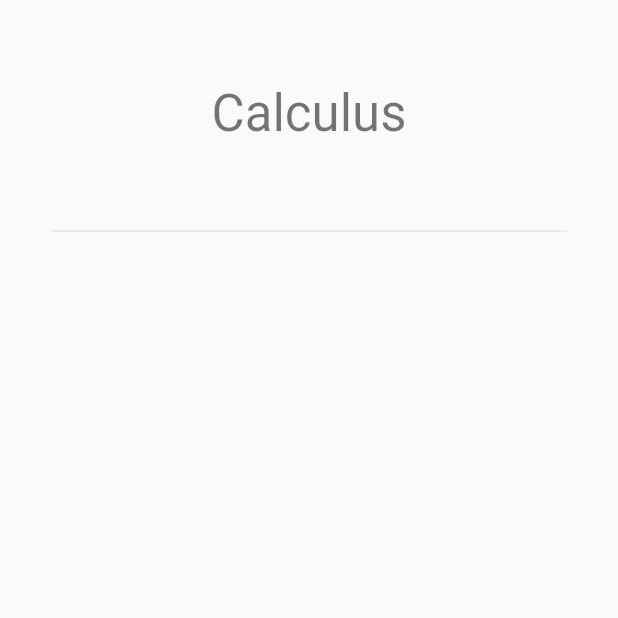
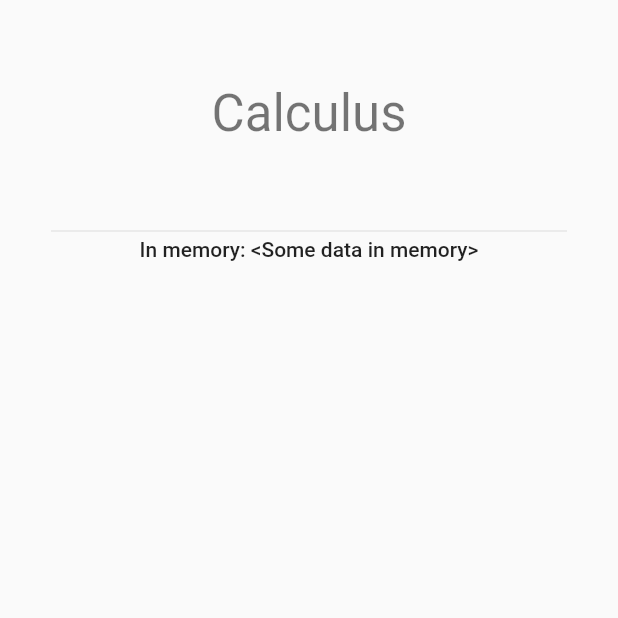
Before and after one commit to antklim/calculus, a Flutter app: the screen it shows after launch, on a phone screen of 412 x 824 dp, the top half of it. Run offline on Flutter 3.47's test engine with Material 2 defaults, Android fonts, the phone set to English and light mode, and no system bars.

Commit message:
Memory info added

```diff
--- a/lib/calculus/screen.dart
+++ b/lib/calculus/screen.dart
@@ -11,6 +11,7 @@ class CalculusScreen extends StatelessWidget {
             children: <Widget>[
               Header(),
               Divider(indent: 10.0, endIndent: 10.0, height: 8.0),
+              MemoryInfo(),
             ],
           ),
         ),
@@ -31,3 +32,14 @@ class Header extends StatelessWidget {
     );
   }
 }
+
+class MemoryInfo extends StatelessWidget {
+  @override
+  Widget build(BuildContext context) {
+    return Container(
+      alignment: Alignment.center,
+      child: Text('In memory: <Some data in memory>',
+          style: Theme.of(context).textTheme.bodyText1),
+    );
+  }
+}
```
